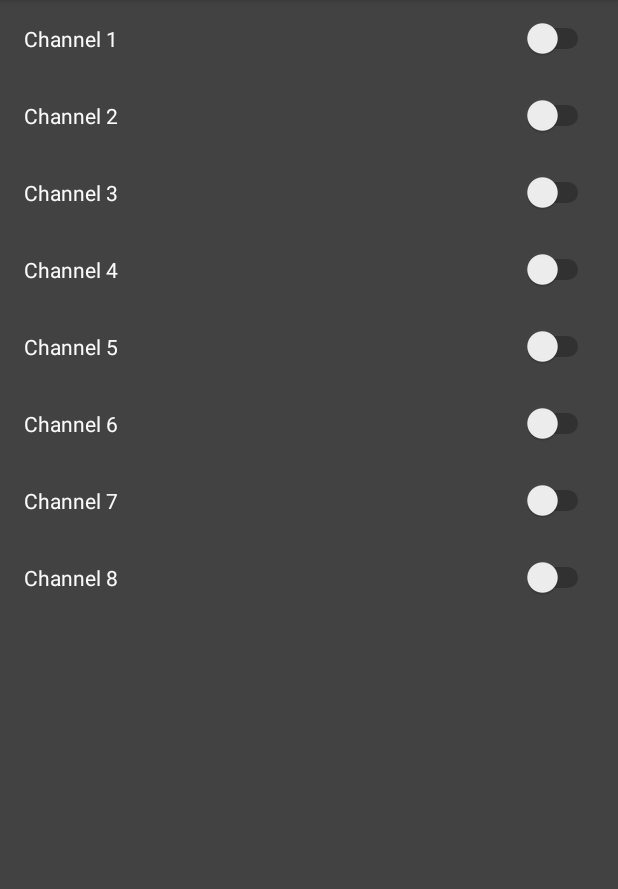
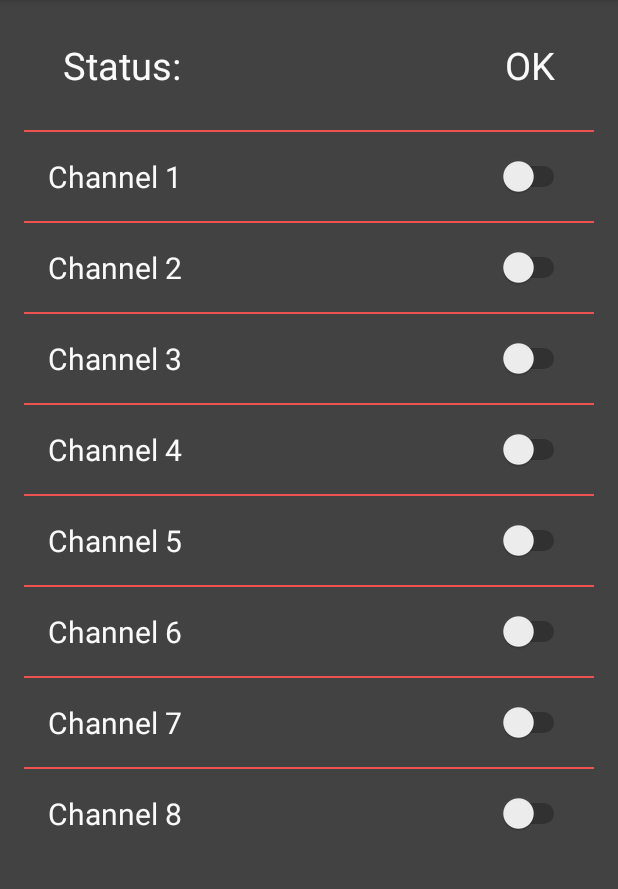
Before and after one commit to andlee90/RPiPowerStrip, an Android app: the screen it shows after launch (MainActivity), on a phone screen of 412 x 824 dp, the part 84-973 px from its top. Run offline under Robolectric (Android 15) with nearby library versions, the phone set to English and light mode, and no system bars.

Commit message:
Add status tracking and improve ui design

```diff
--- a/Android/RPiPowerStrip/app/src/main/java/com/example/rpipowerstrip/MainActivity.java
+++ b/Android/RPiPowerStrip/app/src/main/java/com/example/rpipowerstrip/MainActivity.java
@@ -7,8 +7,11 @@ import android.support.v7.app.AppCompatActivity;
 import android.view.Menu;
 import android.view.MenuInflater;
 import android.view.MenuItem;
+import android.view.View;
 import android.widget.CompoundButton;
+import android.widget.ProgressBar;
 import android.widget.Switch;
+import android.widget.TextView;
 import android.widget.Toast;
 
 public class MainActivity extends AppCompatActivity
@@ -18,6 +21,9 @@ public class MainActivity extends AppCompatActivity
     private String mHost;
     private String mUser;
     private String mPass;
+
+    private ProgressBar mSpinner;
+    private TextView mStatusMode;
 
     public ConnectionManager mConnectionManager;
 
@@ -53,6 +59,9 @@ public class MainActivity extends AppCompatActivity
             @Override
             public void onCheckedChanged(CompoundButton buttonView, boolean isChecked)
             {
+                mSpinner.setVisibility(View.VISIBLE);
+                mStatusMode.setVisibility(View.GONE);
+
                 if (mHost != null && mUser != null && mPass != null)
                 {
                     String prefName = "ss" + mChannel;
@@ -71,6 +80,8 @@ public class MainActivity extends AppCompatActivity
                             {
                                 Toast finishToast = Toast.makeText(getApplicationContext(), output, Toast.LENGTH_SHORT);
                                 finishToast.show();
+                                mSpinner.setVisibility(View.GONE);
+                                mStatusMode.setVisibility(View.VISIBLE);
                             }
                         });
                         mConnectionManager.execute();
@@ -89,6 +100,8 @@ public class MainActivity extends AppCompatActivity
                             {
                                 Toast finishToast = Toast.makeText(getApplicationContext(), output, Toast.LENGTH_SHORT);
                                 finishToast.show();
+                                mSpinner.setVisibility(View.GONE);
+                                mStatusMode.setVisibility(View.VISIBLE);
                             }
                         });
                         mConnectionManager.execute();
@@ -96,6 +109,13 @@ public class MainActivity extends AppCompatActivity
                 }
             }
         }
+
+        //TextView status = (TextView)findViewById(R.id.text_status);
+
+        mSpinner = (ProgressBar)findViewById(R.id.progress_bar_status);
+        mSpinner.setVisibility(View.GONE);
+
+        mStatusMode = (TextView)findViewById(R.id.text_status_mode);
 
         Switch switch1 = (Switch) findViewById(R.id.switch1);
         switch1.setChecked(mSwitchState1);
--- a/Android/RPiPowerStrip/app/src/main/res/layout/activity_main.xml
+++ b/Android/RPiPowerStrip/app/src/main/res/layout/activity_main.xml
@@ -7,7 +7,57 @@
     <LinearLayout
         android:layout_width="match_parent"
         android:layout_height="wrap_content"
+        android:paddingStart="@dimen/activity_horizontal_margin"
+        android:paddingEnd="@dimen/activity_horizontal_margin"
         android:orientation="vertical">
+
+        <RelativeLayout
+            android:layout_width="match_parent"
+            android:layout_height="wrap_content"
+            android:orientation="horizontal">
+
+            <TextView
+                android:id="@+id/text_status"
+                android:layout_width="wrap_content"
+                android:layout_height="match_parent"
+                android:layout_alignParentStart="true"
+                android:paddingStart="26dp"
+                android:paddingEnd="26dp"
+                android:paddingTop="26dp"
+                android:paddingBottom="26dp"
+                android:text="Status: "
+                android:textSize="25sp"
+                android:textColor="@color/colorDarkThemeText" />
+
+            <ProgressBar
+                android:id="@+id/progress_bar_status"
+                style="@android:style/Widget.Material.Light.ProgressBar.Large"
+                android:indeterminate="true"
+                android:layout_width="wrap_content"
+                android:layout_height="wrap_content"
+                android:layout_alignParentEnd="true" />
+
+            <TextView
+                android:id="@+id/text_status_mode"
+                android:layout_width="wrap_content"
+                android:layout_height="match_parent"
+                android:layout_alignParentEnd="true"
+                android:paddingStart="26dp"
+                android:paddingEnd="26dp"
+                android:paddingTop="26dp"
+                android:paddingBottom="26dp"
+                android:text="OK"
+                android:textSize="25sp"
+                android:textColor="@color/colorDarkThemeText"
+                android:layout_alignParentBottom="true" />
+
+        </RelativeLayout>
+
+        <View
+            android:layout_width="match_parent"
+            android:layout_height="1dp"
+            android:background="@color/colorDarkThemeAccent"
+            android:backgroundTint="@color/colorDarkThemeAccent"/>
 
         <Switch
             android:id="@+id/switch1"
@@ -18,7 +68,14 @@
             android:paddingStart="@dimen/activity_horizontal_margin"
             android:paddingEnd="@dimen/activity_horizontal_margin"
             android:text="Channel 1"
+            android:textSize="20sp"
             android:textColor="@color/colorDarkThemeText"/>
+
+        <View
+            android:layout_width="match_parent"
+            android:layout_height="1dp"
+            android:background="@color/colorDarkThemeAccent"
+            android:backgroundTint="@color/colorDarkThemeAccent"/>
 
         <Switch
             android:id="@+id/switch2"
@@ -29,7 +86,14 @@
             android:paddingStart="@dimen/activity_horizontal_margin"
             android:paddingEnd="@dimen/activity_horizontal_margin"
             android:text="Channel 2"
+            android:textSize="20sp"
             android:textColor="@color/colorDarkThemeText"/>
+
+        <View
+            android:layout_width="match_parent"
+            android:layout_height="1dp"
+            android:background="@color/colorDarkThemeAccent"
+            android:backgroundTint="@color/colorDarkThemeAccent"/>
 
         <Switch
             android:id="@+id/switch3"
@@ -40,7 +104,14 @@
             android:paddingStart="@dimen/activity_horizontal_margin"
             android:paddingEnd="@dimen/activity_horizontal_margin"
             android:text="Channel 3"
+            android:textSize="20sp"
             android:textColor="@color/colorDarkThemeText"/>
+
+        <View
+            android:layout_width="match_parent"
+            android:layout_height="1dp"
+            android:background="@color/colorDarkThemeAccent"
+            android:backgroundTint="@color/colorDarkThemeAccent"/>
 
         <Switch
             android:id="@+id/switch4"
@@ -51,7 +122,14 @@
             android:paddingStart="@dimen/activity_horizontal_margin"
             android:paddingEnd="@dimen/activity_horizontal_margin"
             android:text="Channel 4"
+            android:textSize="20sp"
             android:textColor="@color/colorDarkThemeText"/>
+
+        <View
+            android:layout_width="match_parent"
+            android:layout_height="1dp"
+            android:background="@color/colorDarkThemeAccent"
+            android:backgroundTint="@color/colorDarkThemeAccent"/>
 
         <Switch
             android:id="@+id/switch5"
@@ -62,7 +140,14 @@
             android:paddingStart="@dimen/activity_horizontal_margin"
             android:paddingEnd="@dimen/activity_horizontal_margin"
             android:text="Channel 5"
+            android:textSize="20sp"
             android:textColor="@color/colorDarkThemeText"/>
+
+        <View
+            android:layout_width="match_parent"
+            android:layout_height="1dp"
+            android:background="@color/colorDarkThemeAccent"
+            android:backgroundTint="@color/colorDarkThemeAccent"/>
 
         <Switch
             android:id="@+id/switch6"
@@ -73,7 +158,14 @@
             android:paddingStart="@dimen/activity_horizontal_margin"
             android:paddingEnd="@dimen/activity_horizontal_margin"
             android:text="Channel 6"
+            android:textSize="20sp"
             android:textColor="@color/colorDarkThemeText" />
+
+        <View
+            android:layout_width="match_parent"
+            android:layout_height="1dp"
+            android:background="@color/colorDarkThemeAccent"
+            android:backgroundTint="@color/colorDarkThemeAccent"/>
 
         <Switch
             android:id="@+id/switch7"
@@ -84,7 +176,14 @@
             android:paddingStart="@dimen/activity_horizontal_margin"
             android:paddingEnd="@dimen/activity_horizontal_margin"
             android:text="Channel 7"
+            android:textSize="20sp"
             android:textColor="@color/colorDarkThemeText"/>
+
+        <View
+            android:layout_width="match_parent"
+            android:layout_height="1dp"
+            android:background="@color/colorDarkThemeAccent"
+            android:backgroundTint="@color/colorDarkThemeAccent"/>
 
         <Switch
             android:id="@+id/switch8"
@@ -95,6 +194,7 @@
             android:paddingStart="@dimen/activity_horizontal_margin"
             android:paddingEnd="@dimen/activity_horizontal_margin"
             android:text="Channel 8"
+            android:textSize="20sp"
             android:textColor="@color/colorDarkThemeText"/>
     </LinearLayout>
 </ScrollView>
--- a/Android/RPiPowerStrip/app/src/main/res/layout/activity_settings.xml
+++ b/Android/RPiPowerStrip/app/src/main/res/layout/activity_settings.xml
@@ -15,6 +15,7 @@
         android:layout_height="wrap_content"
         android:inputType="text"
         android:hint="Enter host name"
+        android:backgroundTint="@color/colorDarkThemeAccent"
         android:imeOptions="actionDone"
         android:maxLength="16"
         android:textColor="@color/colorDarkThemeText"/>
@@ -25,6 +26,7 @@
         android:layout_height="wrap_content"
         android:inputType="text"
         android:hint="Enter user name"
+        android:backgroundTint="@color/colorDarkThemeAccent"
         android:imeOptions="actionDone"
         android:maxLength="16"
         android:textColor="@color/colorDarkThemeText"/>
@@ -34,6 +36,7 @@
         android:layout_width="match_parent"
         android:layout_height="wrap_content"
         android:inputType="textPassword"
+        android:backgroundTint="@color/colorDarkThemeAccent"
         android:hint="Enter password"
         android:imeOptions="actionDone"
         android:maxLength="16"
--- a/Android/RPiPowerStrip/app/src/main/res/values/styles.xml
+++ b/Android/RPiPowerStrip/app/src/main/res/values/styles.xml
@@ -8,13 +8,17 @@
         <item name="colorAccent">@color/colorAccent</item>
     </style>
 
+    <style name="MenuItemTextAppearance">
+        <item name="actionMenuTextColor">@color/colorDarkThemeText</item>
+        <item name="android:actionMenuTextColor">@color/colorDarkThemeText</item>
+    </style>
+
     <style name="AppThemeDark" parent="Theme.AppCompat.Light.DarkActionBar">
         <item name="colorPrimary">@color/colorDarkThemePrimary</item>
         <item name="colorPrimaryDark">@color/colorDarkThemePrimaryDark</item>
         <item name="colorAccent">@color/colorDarkThemeAccent</item>
         <item name="android:text">@color/colorDarkThemeText</item>
         <item name="android:backgroundTint">@color/colorDarkThemeBackground</item>
-        <item name="actionMenuTextColor">@color/colorDarkThemeText</item>
-
+        <item name="actionMenuTextAppearance">@style/MenuItemTextAppearance</item>
     </style>
 </resources>
```
